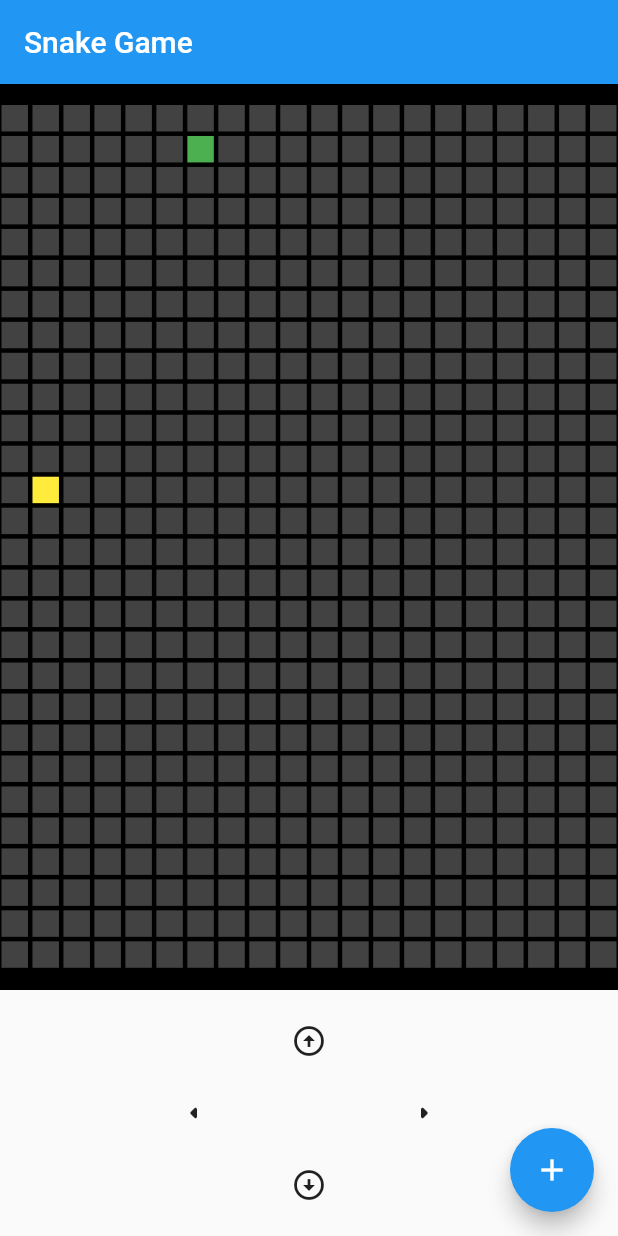
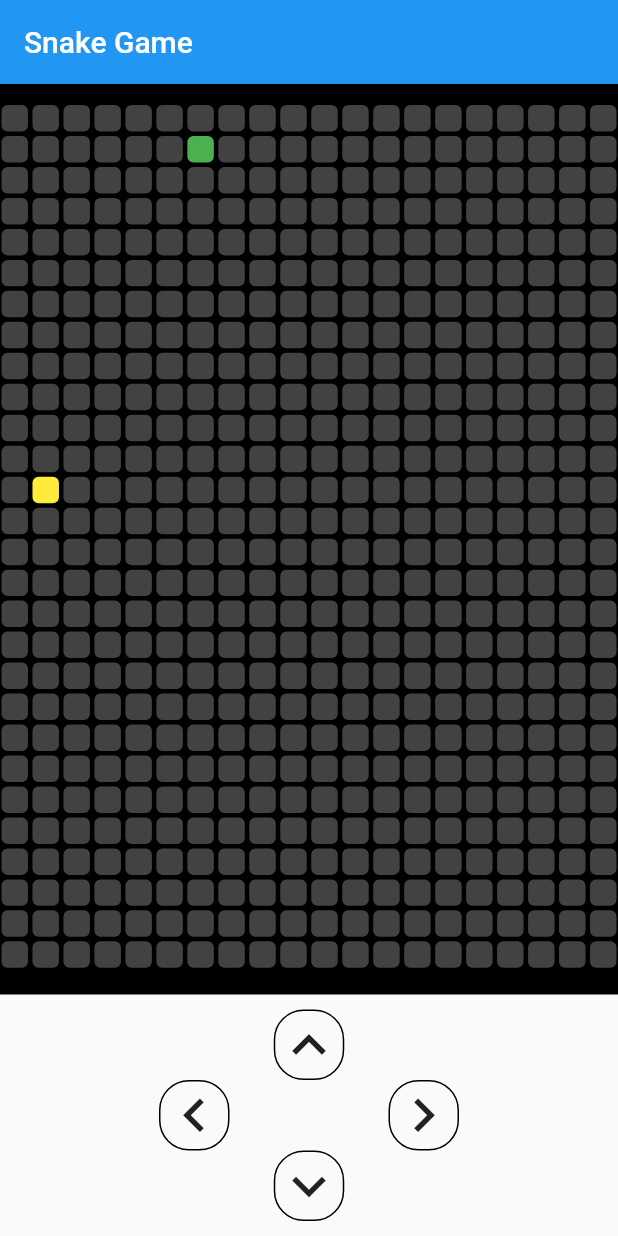
Before and after one commit to ravihoro/snake_game, a Flutter app: the screen it shows after launch, on a phone screen of 412 x 824 dp. Run offline on Flutter 3.47's test engine with Material 2 defaults, Android fonts, the phone set to English and light mode, and no system bars.

Commit message:
Added food model and direction enum. Modified buttons and grid

```diff
--- /dev/null
+++ b/lib/button.dart
@@ -0,0 +1,38 @@
+import 'package:flutter/material.dart';
+import 'direction.dart';
+
+class Button extends StatelessWidget {
+  final Function onTap;
+  final Direction direction;
+  final IconData icon;
+
+  Button({
+    this.onTap,
+    this.direction,
+  }) : icon = direction == Direction.up
+            ? Icons.keyboard_arrow_up
+            : direction == Direction.down
+                ? Icons.keyboard_arrow_down
+                : direction == Direction.left
+                    ? Icons.keyboard_arrow_left
+                    : Icons.keyboard_arrow_right;
+
+  @override
+  Widget build(BuildContext context) {
+    return InkWell(
+      child: Container(
+        decoration: BoxDecoration(
+          borderRadius: BorderRadius.circular(20),
+          border: Border.all(
+            width: 1.0,
+          ),
+        ),
+        child: Icon(
+          icon,
+          size: 45,
+        ),
+      ),
+      onTap: onTap,
+    );
+  }
+}
--- /dev/null
+++ b/lib/direction.dart
@@ -0,0 +1 @@
+enum Direction { up, down, left, right }
--- a/lib/home_page.dart
+++ b/lib/home_page.dart
@@ -3,8 +3,9 @@ import './ticker.dart';
 import 'package:flutter/material.dart';
 import 'dart:math';
 import 'dart:collection';
-
-enum Direction { up, down, left, right }
+import './model/food.dart';
+import './button.dart';
+import 'direction.dart';
 
 class HomePage extends StatefulWidget {
   @override
@@ -12,12 +13,20 @@ class HomePage extends StatefulWidget {
 }
 
 class _HomePageState extends State<HomePage> {
+  List<Color> colors = [
+    Colors.red,
+    Colors.pink,
+    Colors.green,
+    Colors.orange,
+  ];
+
   Random random;
   StreamSubscription tickerSubscription;
   Ticker ticker;
   Direction direction;
   Queue<int> snakePosition;
-  int food;
+  Set<int> indexes;
+  Food food;
 
   @override
   void dispose() {
@@ -28,6 +37,11 @@ class _HomePageState extends State<HomePage> {
   @override
   void initState() {
     super.initState();
+    initializeGame();
+  }
+
+  initializeGame() {
+    indexes = Set();
     snakePosition = Queue();
     direction = Direction.right;
     ticker = Ticker();
@@ -41,23 +55,29 @@ class _HomePageState extends State<HomePage> {
       } else {
         down();
       }
-      if (snakePosition.first == food) {
+      if (snakePosition.first == food.index) {
         addTail();
         newFood();
       }
-      snakePosition.removeLast();
+      int index = snakePosition.removeLast();
+      indexes.remove(index);
     });
     random = Random();
     snakePosition.add(random.nextInt(279));
-    food = random.nextInt(279);
+    food = Food(
+      index: random.nextInt(279),
+      color: colors[random.nextInt(3)],
+    );
   }
 
   left() {
     setState(() {
       if (snakePosition.first % 20 == 0) {
         snakePosition.addFirst(snakePosition.first + 19);
+        indexes.add(snakePosition.first + 19);
       } else {
         snakePosition.addFirst(snakePosition.first - 1);
+        indexes.add(snakePosition.first - 1);
       }
     });
   }
@@ -66,8 +86,10 @@ class _HomePageState extends State<HomePage> {
     setState(() {
       if (snakePosition.first % 20 == 19) {
         snakePosition.addFirst(snakePosition.first - 19);
+        indexes.add(snakePosition.first - 19);
       } else {
         snakePosition.addFirst(snakePosition.first + 1);
+        indexes.add(snakePosition.first + 1);
       }
     });
   }
@@ -76,8 +98,10 @@ class _HomePageState extends State<HomePage> {
     setState(() {
       if (snakePosition.first - 20 < 0) {
         snakePosition.addFirst(snakePosition.first - 20 + 560);
+        indexes.add(snakePosition.first - 20 + 560);
       } else {
         snakePosition.addFirst(snakePosition.first - 20);
+        indexes.add(snakePosition.first - 20);
       }
     });
   }
@@ -86,8 +110,10 @@ class _HomePageState extends State<HomePage> {
     setState(() {
       if (snakePosition.first + 20 >= 560) {
         snakePosition.addFirst(snakePosition.first + 20 - 560);
+        indexes.add(snakePosition.first + 20 - 560);
       } else {
         snakePosition.addFirst(snakePosition.first + 20);
+        indexes.add(snakePosition.first + 20);
       }
     });
   }
@@ -95,14 +121,18 @@ class _HomePageState extends State<HomePage> {
   newFood() {
     setState(() {
       do {
-        food = random.nextInt(279);
-      } while (snakePosition.contains(food));
+        food = Food(
+          index: random.nextInt(279),
+          color: colors[random.nextInt(3)],
+        );
+      } while (indexes.contains(food.index));
     });
   }
 
   addTail() {
     setState(() {
       snakePosition.add(snakePosition.last);
+      indexes.add(snakePosition.last);
     });
   }
 
@@ -130,10 +160,11 @@ class _HomePageState extends State<HomePage> {
                 itemBuilder: (context, index) {
                   return Container(
                     decoration: BoxDecoration(
+                      borderRadius: BorderRadius.circular(5),
                       color: snakePosition.contains(index)
                           ? Colors.yellow
-                          : food == index
-                              ? Colors.green
+                          : food.index == index
+                              ? food.color
                               : Colors.grey[800],
                       border: Border.all(
                         width: 1.0,
@@ -148,9 +179,9 @@ class _HomePageState extends State<HomePage> {
           SizedBox(
             height: 10.0,
           ),
-          IconButton(
-            icon: Icon(Icons.arrow_circle_up),
-            onPressed: () {
+          Button(
+            direction: Direction.up,
+            onTap: () {
               setState(() {
                 if (direction != Direction.down) direction = Direction.up;
               });
@@ -159,18 +190,18 @@ class _HomePageState extends State<HomePage> {
           Row(
             mainAxisAlignment: MainAxisAlignment.spaceEvenly,
             children: [
-              IconButton(
-                icon: Icon(Icons.arrow_left_rounded),
-                onPressed: () {
+              Button(
+                direction: Direction.left,
+                onTap: () {
                   setState(() {
                     if (direction != Direction.right)
                       direction = Direction.left;
                   });
                 },
               ),
-              IconButton(
-                icon: Icon(Icons.arrow_right_rounded),
-                onPressed: () {
+              Button(
+                direction: Direction.right,
+                onTap: () {
                   setState(() {
                     if (direction != Direction.left)
                       direction = Direction.right;
@@ -179,9 +210,9 @@ class _HomePageState extends State<HomePage> {
               ),
             ],
           ),
-          IconButton(
-            icon: Icon(Icons.arrow_circle_down),
-            onPressed: () {
+          Button(
+            direction: Direction.down,
+            onTap: () {
               setState(() {
                 if (direction != Direction.up) direction = Direction.down;
               });
@@ -192,12 +223,6 @@ class _HomePageState extends State<HomePage> {
           ),
         ],
       ),
-      floatingActionButton: FloatingActionButton(
-        child: Icon(Icons.add),
-        onPressed: () {
-          addTail();
-        },
-      ),
     );
   }
 }
--- /dev/null
+++ b/lib/model/food.dart
@@ -0,0 +1,8 @@
+import 'package:flutter/material.dart';
+
+class Food {
+  final int index;
+  final Color color;
+
+  Food({this.index, this.color});
+}
```
